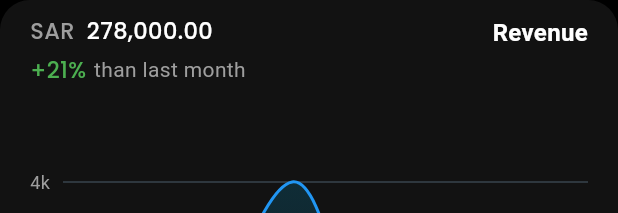
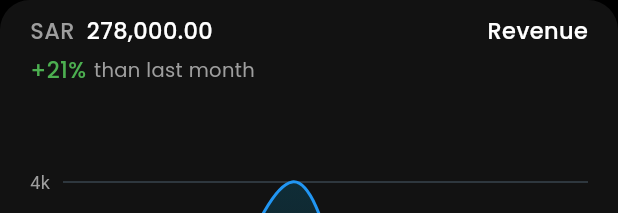
Before and after one commit to dhananjayhareesh/vikn_task, a Flutter app: the RevenueContainer widget shown alone on an empty page, opened directly, on a phone screen of 412 x 824 dp. Shown: the top 213 px of the screen. Run offline on Flutter 3.47's test engine with Material 3 defaults, Android fonts, the phone set to English and light mode, and no system bars; drawn by our look-alikes of fl_chart; our stand-ins replace flutter_secure_storage, get, google_fonts, iconly; accounts and stored records are empty.

Commit message:
ui element updated

```diff
--- a/lib/utils/constants/textstyle.dart
+++ b/lib/utils/constants/textstyle.dart
@@ -118,4 +118,9 @@ class AppText {
         fontWeight: FontWeight.w500,
         color: AppColors.greenColor,
       );
+
+  static TextStyle get smallGrey => GoogleFonts.poppins(
+        fontSize: 13,
+        color: AppColors.greyColor,
+      );
 }
--- a/lib/utils/strings/hometext.dart
+++ b/lib/utils/strings/hometext.dart
@@ -2,4 +2,6 @@ class Hometext {
   static String left1 = 'SAR';
   static String left2 = '278,000.00';
   static String left21 = '+21%';
+  static String left4 = 'than last month';
+  static String revenue = 'Revenue';
 }
--- a/lib/widgets/revenue_container_widget.dart
+++ b/lib/widgets/revenue_container_widget.dart
@@ -45,28 +45,18 @@ class RevenueContainer extends StatelessWidget {
                       style: AppText.smallGreen,
                     ),
                     const SizedBox(width: 5),
-                    const Text(
-                      'than last month',
-                      style: TextStyle(
-                        color: Colors.grey,
-                        fontSize: 14,
-                      ),
-                    ),
+                    Text(Hometext.left4, style: AppText.smallGrey),
                   ],
                 ),
               ],
             ),
           ),
-          const Positioned(
+          Positioned(
             top: 10,
             right: 20,
             child: Text(
-              'Revenue',
-              style: TextStyle(
-                color: Colors.white,
-                fontSize: 16,
-                fontWeight: FontWeight.bold,
-              ),
+              Hometext.revenue,
+              style: AppText.smallWhite,
             ),
           ),
           Padding(
```
